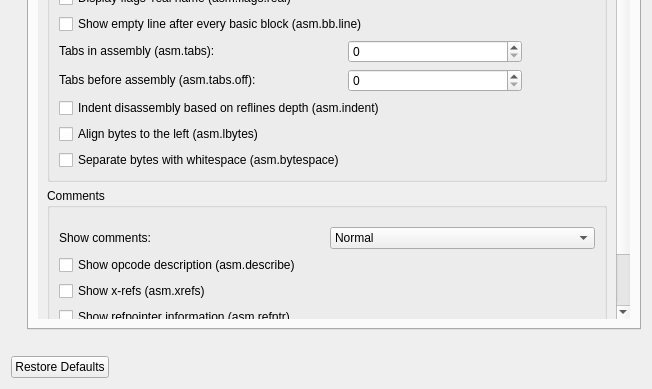
rizinorg/cutter, file src/dialogs/preferences/AsmOptionsWidget.ui: the form before one commit; both pictures show x 0 to 652 and y 297 to 686 of the 652 by 686 pixel window.
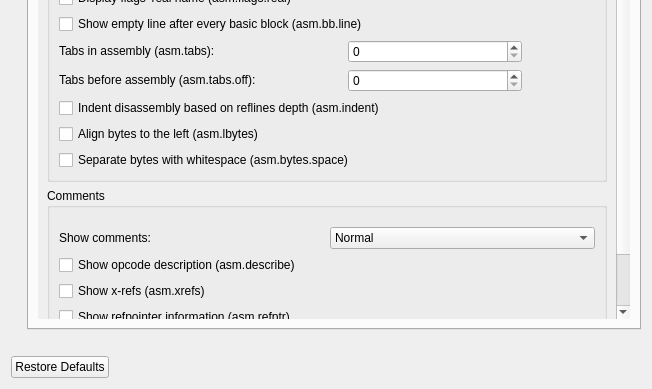
The form after the commit.

What changed in the file:
```diff
--- a/src/dialogs/preferences/AsmOptionsWidget.ui
+++ b/src/dialogs/preferences/AsmOptionsWidget.ui
@@ -220,7 +220,7 @@
                 <item row="19" column="1" colspan="2">
                  <widget class="QCheckBox" name="bytespaceCheckBox">
                   <property name="text">
-                   <string>Separate bytes with whitespace (asm.bytespace)</string>
+                   <string>Separate bytes with whitespace (asm.bytes.space)</string>
                   </property>
                  </widget>
                 </item>
```
Left out of the diff: 2 changed lines with no effect on the pictures.
